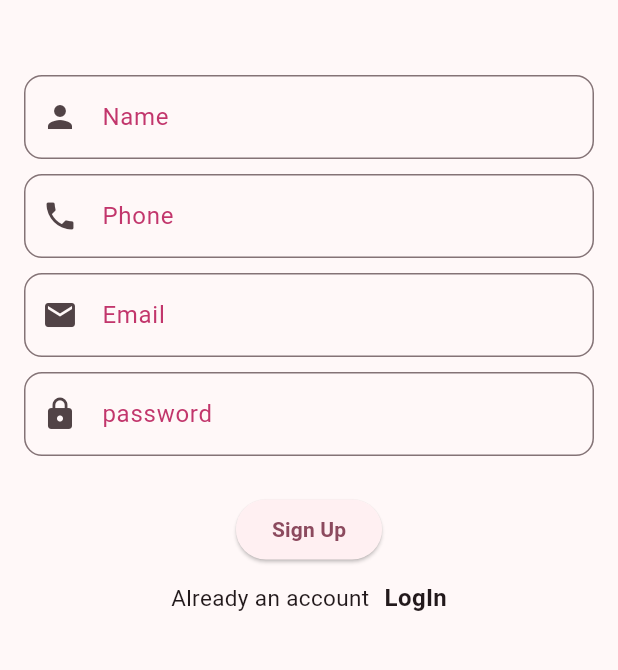
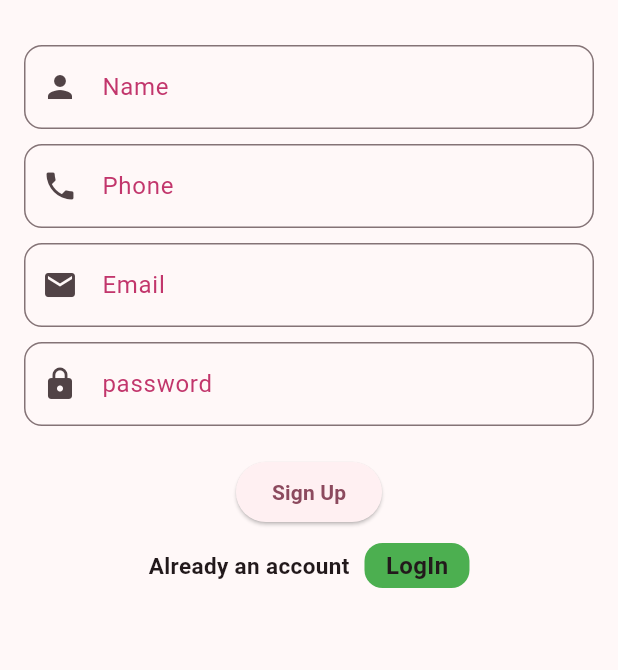
Before and after one commit to ADIL41/Mini-Social-app-, a Flutter app: the screen it shows after launch, after a tap on "Sign Up", on a phone screen of 412 x 824 dp, the part 483-1153 px from its top. Run offline on Flutter 3.47's test engine with Material 3 defaults, Android fonts, the phone set to English and light mode, and no system bars; our stand-ins replace cloud_firestore, firebase_auth, firebase_core; accounts and stored records are empty; network calls fail.

```diff
--- a/lib/Screens/login_screen.dart
+++ b/lib/Screens/login_screen.dart
@@ -44,7 +44,7 @@ class _LoginScreenState extends State<LoginScreen> {
                   height: 250,
                   child: Image.asset('assets/logo.png'),
                 ),
-                SizedBox(height: 50),
+                SizedBox(height: 30),
                 TextFormField(
                   controller: _emailController,
                   decoration: InputDecoration(
@@ -111,8 +111,11 @@ class _LoginScreenState extends State<LoginScreen> {
                     Padding(
                       padding: const EdgeInsets.all(8.0),
                       child: Text(
-                        'Dont have an account',
-                        style: TextStyle(fontSize: 15),
+                        'Dont have an account?',
+                        style: TextStyle(
+                          fontSize: 15,
+                          fontWeight: FontWeight.bold,
+                        ),
                       ),
                     ),
                     SizedBox(width: 10),
@@ -125,11 +128,21 @@ class _LoginScreenState extends State<LoginScreen> {
                           ),
                         );
                       },
-                      child: Text(
-                        'Sign Up',
-                        style: TextStyle(
-                          fontSize: 16,
-                          fontWeight: FontWeight.bold,
+                      child: Container(
+                        height: 30,
+                        width: 70,
+                        decoration: BoxDecoration(
+                          color: Colors.green,
+                          borderRadius: BorderRadius.circular(12),
+                        ),
+                        child: Center(
+                          child: Text(
+                            'Sign Up',
+                            style: TextStyle(
+                              fontSize: 10,
+                              fontWeight: FontWeight.bold,
+                            ),
+                          ),
                         ),
                       ),
                     ),
--- a/lib/Screens/signup_screen.dart
+++ b/lib/Screens/signup_screen.dart
@@ -40,7 +40,7 @@ class _SignUpScreenState extends State<SignUpScreen> {
                   height: 250,
                   child: Image.asset('assets/logo.png'),
                 ),
-                SizedBox(height: 50),
+                SizedBox(height: 30),
                 TextFormField(
                   controller: nameController,
                   decoration: InputDecoration(
@@ -118,7 +118,7 @@ class _SignUpScreenState extends State<SignUpScreen> {
                     ),
                   ),
                 ),
-                SizedBox(height: 25),
+                SizedBox(height: 20),
                 ElevatedButton(
                   onPressed: () async {
                     try {
@@ -153,7 +153,13 @@ class _SignUpScreenState extends State<SignUpScreen> {
                 Row(
                   mainAxisAlignment: MainAxisAlignment.center,
                   children: [
-                    Text('Already an account', style: TextStyle(fontSize: 15)),
+                    Text(
+                      'Already an account',
+                      style: TextStyle(
+                        fontSize: 15,
+                        fontWeight: FontWeight.bold,
+                      ),
+                    ),
                     SizedBox(width: 10),
                     GestureDetector(
                       onTap: () {
@@ -164,11 +170,21 @@ class _SignUpScreenState extends State<SignUpScreen> {
                           ),
                         );
                       },
-                      child: Text(
-                        'LogIn',
-                        style: TextStyle(
-                          fontSize: 16,
-                          fontWeight: FontWeight.bold,
+                      child: Container(
+                        height: 30,
+                        width: 70,
+                        decoration: BoxDecoration(
+                          color: Colors.green,
+                          borderRadius: BorderRadius.circular(12),
+                        ),
+                        child: Center(
+                          child: Text(
+                            'LogIn',
+                            style: TextStyle(
+                              fontSize: 16,
+                              fontWeight: FontWeight.bold,
+                            ),
+                          ),
                         ),
                       ),
                     ),
```
